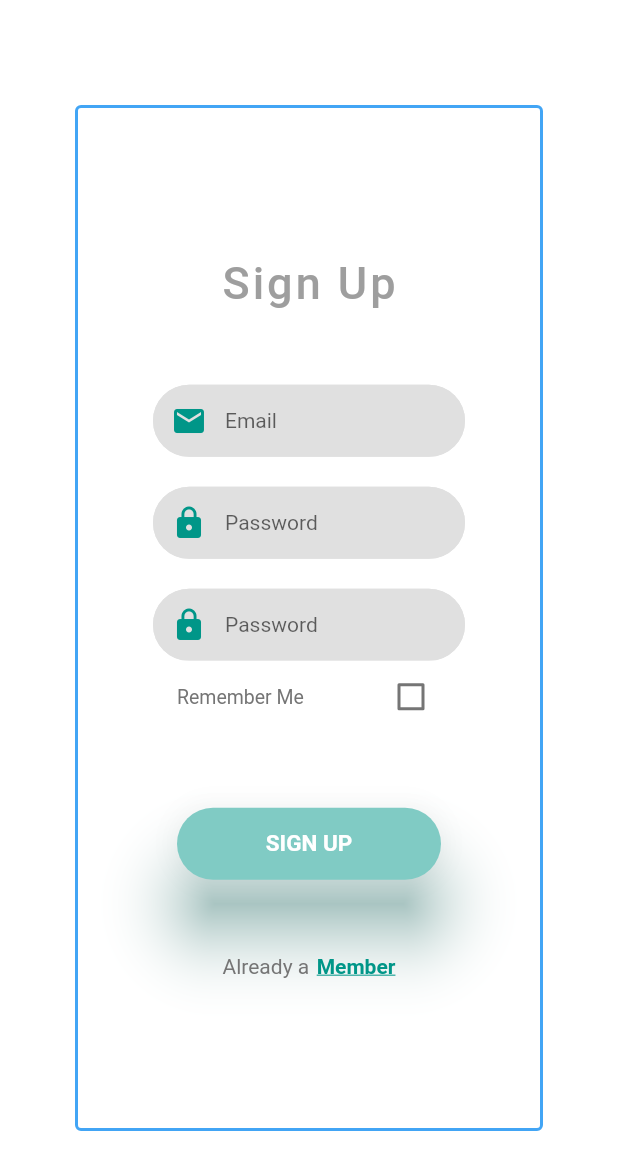
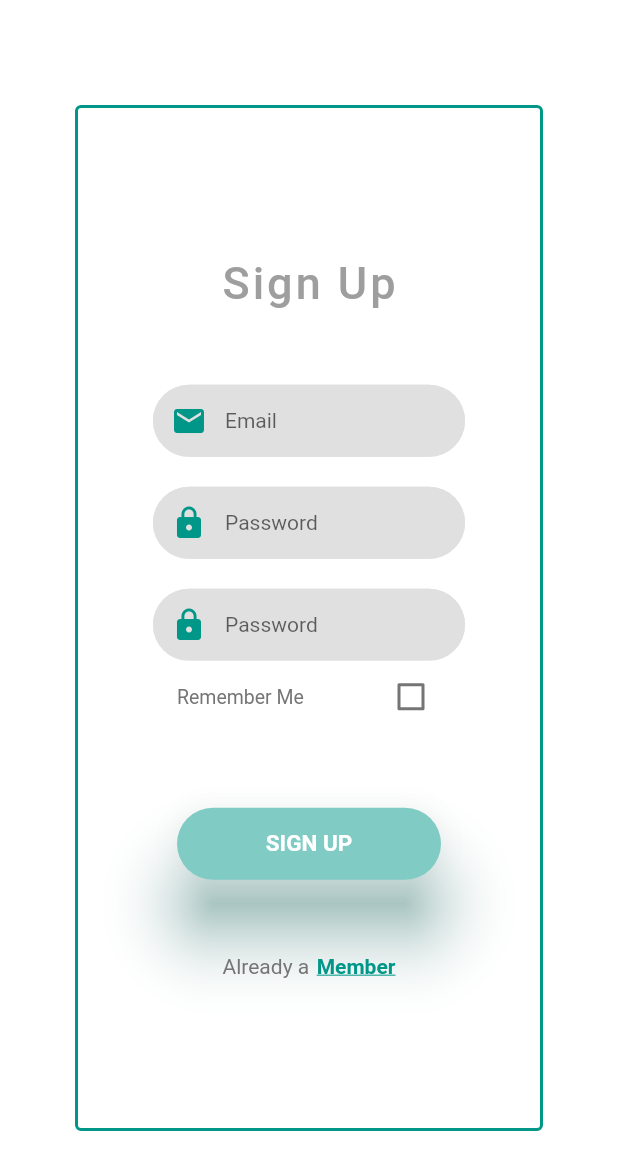
Before and after one commit to lucynaaleksandra/flutter_login, a Flutter app: the screen it shows after launch, after a tap on "Register", on a phone screen of 412 x 824 dp. Shown: the top 1170 px of the screen. Run offline on Flutter 3.47's test engine with Material 2 defaults, Android fonts, the phone set to English and light mode, and no system bars.

Commit message:
cleaned up

```diff
--- a/lib/home_page.dart
+++ b/lib/home_page.dart
@@ -1,13 +1,12 @@
 import 'package:flutter/material.dart';
 // import 'package:flutter/scheduler.dart';
-// import './sign_in_button.dart';
-// import './sign_up_button.dart';
 import './email_input.dart';
 import './password_input.dart';
 import './checkbox.dart';
 import './forgot_password.dart';
 import './sign_in_heading.dart';
 import './fb_button.dart';
+// import './register.dart';
 import './login_button.dart';
 
 // class MyApp extends StatelessWidget {
@@ -49,9 +48,6 @@ class _HomePageState extends State<HomePage> {
                 width: 2,
               ),
             ),
-            // padding: const EdgeInsets.symmetric(
-            //   horizontal: 60,
-            // ),
             margin: EdgeInsets.symmetric(
               horizontal: 50,
               vertical: 70,
@@ -75,10 +71,6 @@ class _HomePageState extends State<HomePage> {
                       FormCheckbox(),
                       ForgotPassword(),
                       SizedBox(height: 50),
-                      // SignInButton(),
-                      // SizedBox(width: 20),
-                      // SignUpButton(),
-                      // SizedBox(height: 20),
                       LoginButton(),
                       SizedBox(height: 20),
                       FacebookButton(),
@@ -90,7 +82,12 @@ class _HomePageState extends State<HomePage> {
                 Row(
                   mainAxisAlignment: MainAxisAlignment.center,
                   children: <Widget>[
-                    Text('New to Spotify?'),
+                    Text(
+                      'New to Spotify?',
+                      style: TextStyle(
+                        color: Colors.grey[600],
+                      ),
+                    ),
                     SizedBox(width: 5),
                     InkWell(
                       onTap: () {
--- a/lib/sign_up_page.dart
+++ b/lib/sign_up_page.dart
@@ -23,18 +23,14 @@ class _SignUpPageState extends State<SignUpPage> {
             decoration: BoxDecoration(
               borderRadius: BorderRadius.circular(4),
               border: Border.all(
-                color: Colors.blue[400],
+                color: Colors.teal[500],
                 width: 2,
               ),
             ),
-            // padding: const EdgeInsets.symmetric(
-            //   horizontal: 60,
-            // ),
             margin: EdgeInsets.symmetric(
               horizontal: 50,
               vertical: 70,
             ),
-            // width: double.infinity,
             child: new Column(
               mainAxisAlignment: MainAxisAlignment.center,
               children: <Widget>[
```
